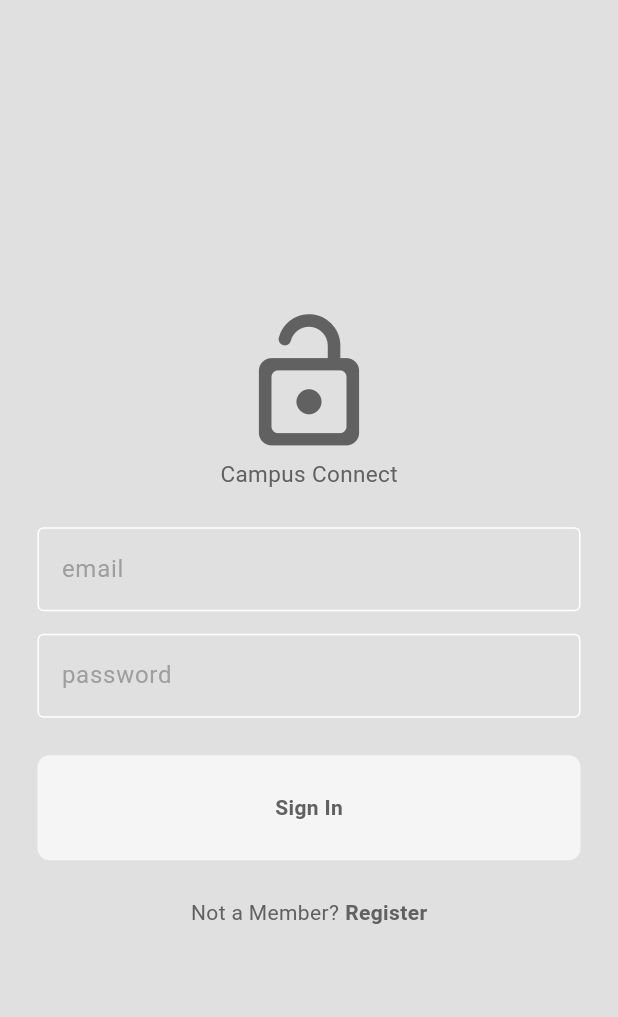
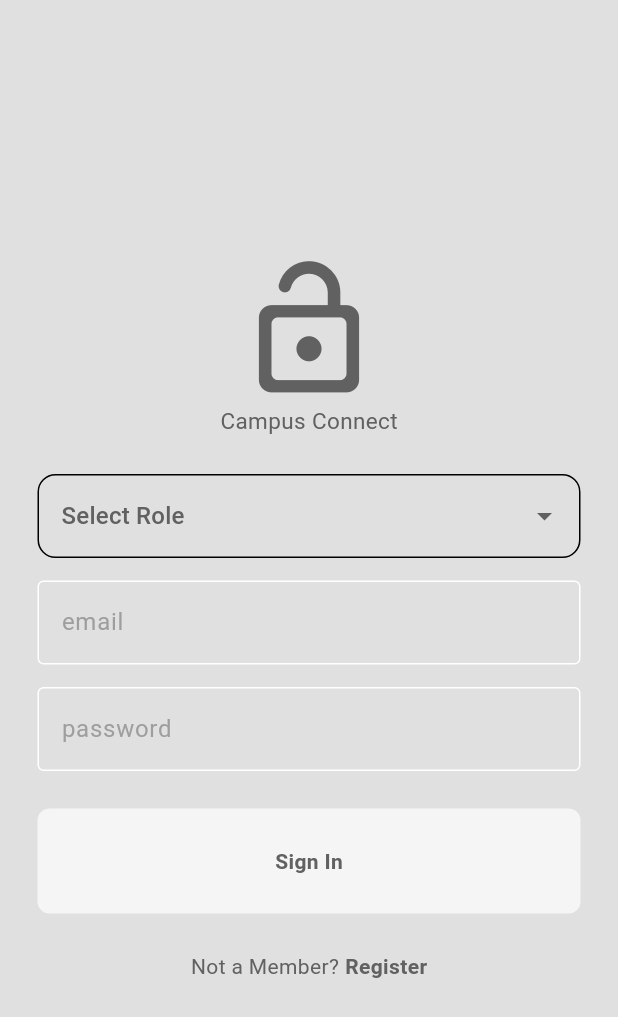
Before and after one commit to sadhav16/Dbms-Mini-Project, a Flutter app: the screen it shows after launch, on a phone screen of 412 x 824 dp. Shown: the top 1017 px of the screen. Run offline on Flutter 3.47's test engine with Material 3 defaults, Android fonts, the light colour scheme and no system bars; our stand-ins replace google_nav_bar.

Commit message:
Update login_page.dart

```diff
--- a/ccnewone/lib/pages/login_page.dart
+++ b/ccnewone/lib/pages/login_page.dart
@@ -1,3 +1,188 @@
+import 'package:ccnewone/components/my_button.dart';
+import 'package:ccnewone/components/my_textfield.dart';
+import 'package:ccnewone/pages/home_page.dart';
+import 'package:flutter/material.dart';
+
+class LoginPage extends StatefulWidget {
+
+  final void Function()? onTap;
+
+  const LoginPage({super.key, required this.onTap});
+
+  @override
+  State<LoginPage> createState() => _LoginPageState();
+}
+
+class _LoginPageState extends State<LoginPage> {
+  //text editing controller
+  final TextEditingController emailController = TextEditingController();
+  final TextEditingController pswdController = TextEditingController();
+
+  // Role dropdown controller
+  String? selectedRole;
+
+  // List of roles with descriptions
+  final List<Map<String, String>> rolesWithDescriptions = [
+    {
+      'role': 'Learner',
+      'description': 'View events, register, find places and events.'
+    },
+    {
+      'role': 'Admin',
+      'description': 'Update, add events, and provide event updates.'
+    },
+  ];
+
+  // login function
+  void login() {
+    /*
+    handle the authentication part                                           backend
+    */
+
+    //navigate to home page
+    Navigator.push(
+      context,
+      MaterialPageRoute(
+        builder: (context) => const HomePage(),
+      ),
+    );
+  }
+
+  @override
+  Widget build(BuildContext context) {
+    return Scaffold(
+      backgroundColor: Theme.of(context).colorScheme.surface,
+      body: Center(
+        child: Column(
+          mainAxisAlignment: MainAxisAlignment.center,
+          children: [
+            //logo
+            Icon(
+              Icons.lock_open_rounded,
+              size: 100,
+              color: Theme.of(context).colorScheme.inversePrimary,
+            ),
+
+            //message
+            Text(
+              "Campus Connect",
+              style: TextStyle(
+                fontSize: 15,
+                color: Theme.of(context).colorScheme.inversePrimary,
+              ),
+            ),
+
+            const SizedBox(height: 25),
+
+            // Role dropdown with description
+            Padding(
+              padding: const EdgeInsets.symmetric(horizontal: 25.0),
+              child: DropdownButtonFormField<String>(
+                value: selectedRole,
+                hint: Text("Select Role", style: TextStyle(color: Theme.of(context).colorScheme.inversePrimary)),
+                items: rolesWithDescriptions.map((roleMap) {
+                  return DropdownMenuItem<String>(
+                    value: roleMap['role'],
+                    child: Column(
+                      crossAxisAlignment: CrossAxisAlignment.start,
+                      children: [
+                        Text(
+                          roleMap['role']!,
+                          style: TextStyle(color: Theme.of(context).colorScheme.inversePrimary),
+                        ),
+                        Text(
+                          roleMap['description']!,
+                          style: const TextStyle(
+                            fontSize: 12,
+                            color: Colors.grey,
+                          ),
+                        ),
+                      ],
+                    ),
+                  );
+                }).toList(),
+                onChanged: (String? newValue) {
+                  setState(() {
+                    selectedRole = newValue;
+                  });
+                },
+                decoration: InputDecoration(
+                  filled: true,
+                  fillColor: Theme.of(context).colorScheme.surfaceContainerHighest,
+                  border: OutlineInputBorder(
+                    borderRadius: BorderRadius.circular(12),
+                  ),
+                ),
+                selectedItemBuilder: (BuildContext context) {
+                  return rolesWithDescriptions.map((roleMap) {
+                    return Text(
+                      roleMap['role']!,
+                      style: TextStyle(color: Theme.of(context).colorScheme.inversePrimary),
+                    );
+                  }).toList();
+                },
+              ),
+            ),
+
+            const SizedBox(height: 15),
+
+            //email
+            MyTextfield(
+              controller: emailController,
+              hinText: "email",
+              obscureText: false,
+            ),
+
+            const SizedBox(height: 15),
+
+            //password
+            MyTextfield(
+              controller: pswdController,
+              hinText: "password",
+              obscureText: true,
+            ),
+
+            const SizedBox(height: 25),
+
+            //sign in button
+            MyButton(
+              onTap: login,
+              text: "Sign In",
+            ),
+
+            const SizedBox(height: 25),
+
+            //register
+            Row(
+              mainAxisAlignment: MainAxisAlignment.center,
+              children: [
+                Text(
+                  "Not a Member?",
+                  style: TextStyle(color: Theme.of(context).colorScheme.inversePrimary),
+                ),
+                const SizedBox(width: 4),
+                GestureDetector(
+                  onTap: widget.onTap,
+                  child: Text(
+                    "Register",
+                    style: TextStyle(
+                      color: Theme.of(context).colorScheme.inversePrimary,
+                      fontWeight: FontWeight.bold,
+                    ),
+                  ),
+                ),
+              ],
+            ),
+          ],
+        ),
+      ),
+    );
+  }
+}
+
+
+
+/*
 import 'package:ccnewone/components/my_button.dart';
 import 'package:ccnewone/components/my_textfield.dart';
 import 'package:ccnewone/pages/home_page.dart';
@@ -116,3 +301,5 @@ class _LoginPageState extends State<LoginPage> {
     );
   }
 }
+
+*/
```
